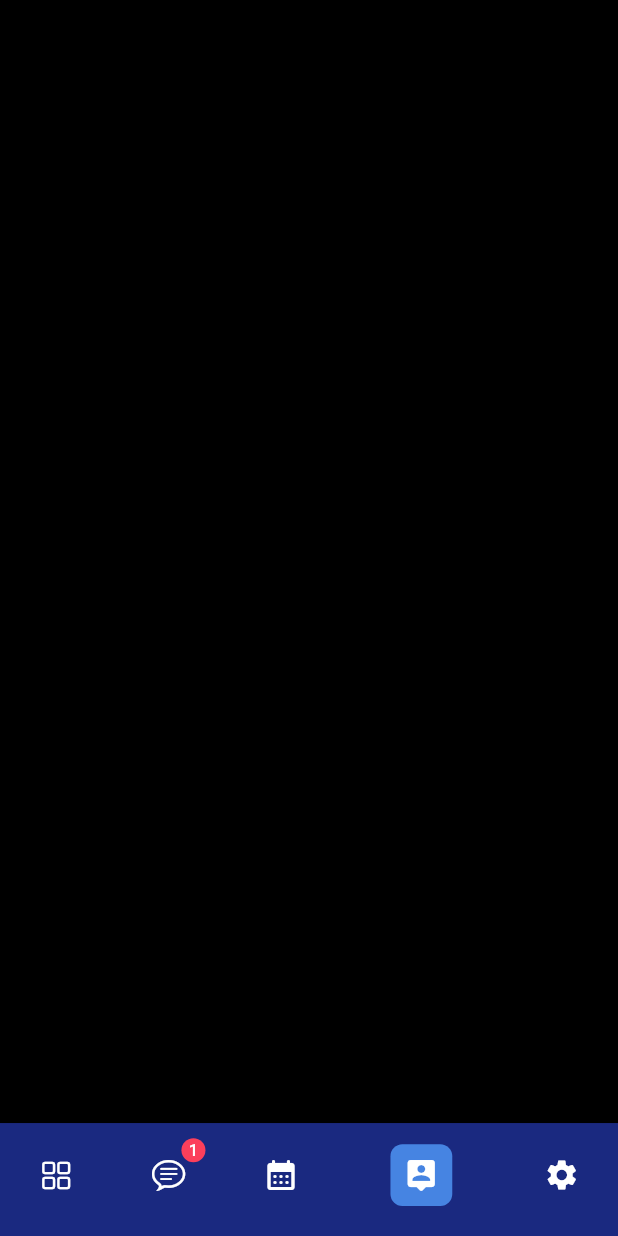
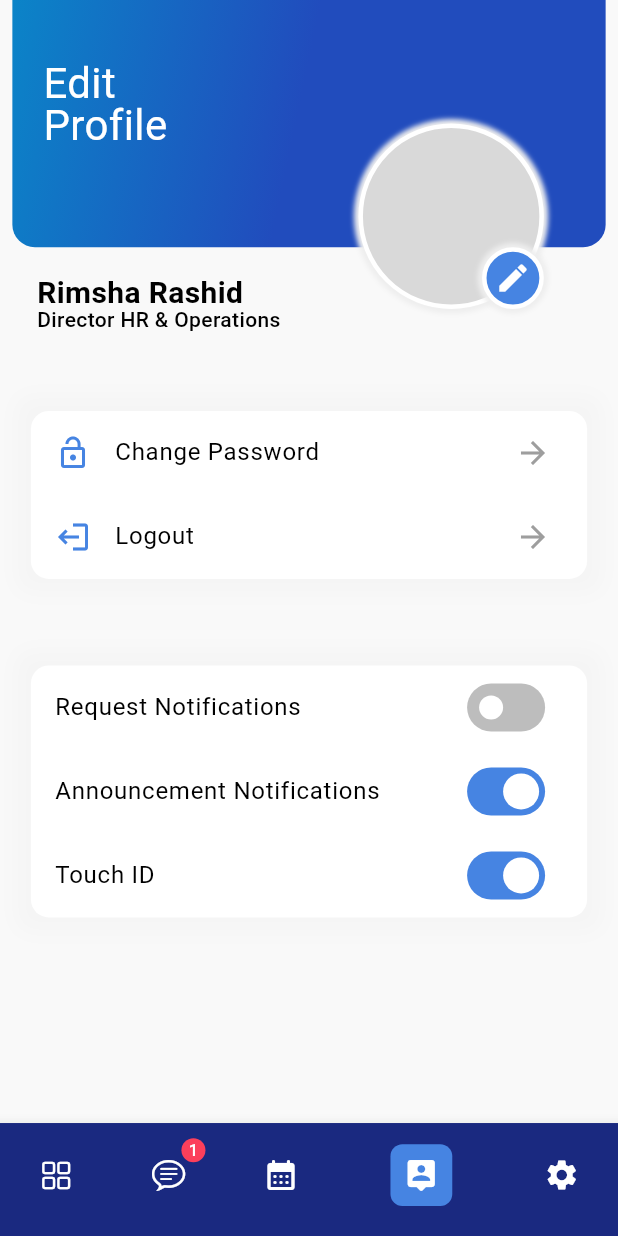
Before and after one commit to RDfahad/apphrmsnew, a Flutter app: the BottomNavigationScreen screen opened directly, item 4 of the bottom bar chosen, on a phone screen of 412 x 824 dp. Run offline on Flutter 3.47's test engine with Material 2 defaults, Android fonts, the phone set to English and light mode, and no system bars; our stand-ins replace bloc, fl_chart, flutter_bloc, get_it, hive, hive_flutter; accounts and stored records are empty.

Commit message:
Profile Screen

```diff
--- a/lib/ui/screens/bottom_navigation/screen/bottom_navigation_screen.dart
+++ b/lib/ui/screens/bottom_navigation/screen/bottom_navigation_screen.dart
@@ -6,7 +6,7 @@ import 'package:hr_emp_proj/ui/screens/dashboard/bloc/dashboard_state.dart';
 import 'package:hr_emp_proj/ui/widgets/loader_widget.dart';
 import 'package:hr_emp_proj/utils/extension_methods.dart';
 import '../../dashboard/view/leave_request.dart';
-import '/ui/screens/bottom_navigation/cubit/bottom_navigation_cubit.dart';
+import '../../profile/view/profile_screen.dart';
 import '/ui/screens/dashboard/view/dashboard_screen.dart';
 import '/ui/screens/detail/screen/detail_screen.dart';
 import '/utils/app_color.dart';
@@ -125,9 +125,7 @@ class BottomNavigationScreen extends StatelessWidget {
       case BottomNavigationTabState.detailReports:
         return DetailScreen();
       case BottomNavigationTabState.profile:
-        return Container(
-          color: Colors.black,
-        );
+        return const ProfileScreen();
         case BottomNavigationTabState.setting:
         return Container(
           color: Colors.black,
--- /dev/null
+++ b/lib/ui/screens/profile/view/profile_screen.dart
@@ -0,0 +1,227 @@
+import 'package:flutter/material.dart';
+import 'package:hr_emp_proj/utils/extension_methods.dart';
+import '../../../../utils/app_color.dart';
+
+class ProfileScreen extends StatelessWidget {
+  const ProfileScreen({super.key});
+
+  @override
+  Widget build(BuildContext context) {
+    return Scaffold(
+      backgroundColor: AppColor.appBackgroundColor,
+      body: SingleChildScrollView(
+        child: Padding(
+          padding:
+          EdgeInsets.symmetric(horizontal: context.getScreenWidth * 0.02),
+          child: Column(
+            children: [
+                SizedBox(
+                  width: context.getScreenWidth,
+                  child: Stack(
+                    // fit: StackFit.loose,
+                    clipBehavior: Clip.none,
+                    children: [
+                      Container(
+                        padding: EdgeInsets.symmetric(
+                            horizontal: context.getScreenWidth * 0.05,vertical: context.getScreenHeight * 0.05),
+                        decoration: const BoxDecoration(
+                            gradient: LinearGradient(
+                              begin: Alignment.topLeft,
+                              end: Alignment.centerRight,
+                              colors: [
+                                Color(0xFF0b84c8),
+                                Color(0xff214cbd),
+                                Color(0xff214cbd),
+                              ],
+                            ),
+                            borderRadius: BorderRadius.only(
+                              bottomLeft: Radius.circular(15),
+                              bottomRight: Radius.circular(15),
+                            )),
+                        height: context.getScreenHeight * 0.2,
+                        width: context.getScreenWidth,
+                        child: const Text(
+                          "Edit\nProfile",
+                          style: TextStyle(
+                              color: AppColor.primaryTextWhiteColor,
+                              fontSize: 28,
+                          height: 1),
+                        ),
+                      ),
+                      Positioned(
+                        top: context.getScreenHeight * 0.1,
+                        right: context.getScreenHeight * 0.05,
+                        child: Stack(
+                          clipBehavior: Clip.none,
+                          children: [
+                            Container(
+                              height: context.getScreenHeight * 0.15,
+                              width: context.getScreenHeight * 0.15,
+                              decoration: BoxDecoration(
+                                shape: BoxShape.circle,
+                                color: const Color(0xFFd9d9d9),
+                                border: Border.all(
+                                  color: AppColor.whiteColor,
+                                  width: 3,
+                                ),
+                                boxShadow: [
+                                  BoxShadow(
+                                    spreadRadius: 3,
+                                    color: Colors.grey.shade200,
+                                    blurRadius: 2,
+                                  ),
+                                ],
+                              ),
+                            ),
+                            Positioned(
+                              top: context.getScreenHeight * 0.1,
+                              left: context.getScreenHeight * 0.1,
+                              height: context.getScreenHeight * 0.05,
+                              width: context.getScreenHeight * 0.05,
+                              child: Container(
+                                decoration: BoxDecoration(
+                                  shape: BoxShape.circle,
+                                  color: AppColor.primaryColor,
+                                  border: Border.all(
+                                    color: AppColor.whiteColor,
+                                    width: 3,
+                                  ),
+                                  boxShadow: [
+                                    BoxShadow(
+                                      spreadRadius: 3,
+                                      color: Colors.grey.shade200,
+                                      blurRadius: 2,
+                                    ),
+                                  ],
+                                ),
+                                child: const Center(
+                                  child: Icon(Icons.edit,color: AppColor.whiteColor,),
+                                ),
+                              ),
+                            ),
+                          ],
+                        ),
+                      ),
+                    ],
+                  ),
+                ),
+              Padding(
+                padding: EdgeInsets.only(left: context.getScreenWidth * 0.04,top: context.getScreenHeight * 0.02),
+                child: const Column(
+                  crossAxisAlignment: CrossAxisAlignment.stretch,
+                  mainAxisAlignment: MainAxisAlignment.center,
+                  children: [
+                    Text(
+                      "Rimsha Rashid",
+                      style: TextStyle(
+                          color: AppColor.blackColor,
+                          fontSize: 20,
+                          fontWeight: FontWeight.w600),
+                    ),
+                    Text(
+                      "Director HR & Operations",
+                      style: TextStyle(
+                          color: AppColor.blackColor,
+                          fontSize: 14,
+                          height: 0.4,
+                          fontWeight: FontWeight.w500),
+                    ),
+                  ],
+                ),
+              ),
+              Container(
+                width: context.getScreenWidth * 0.9,
+                margin: EdgeInsets.only(top: context.getScreenHeight * 0.07),
+                decoration: BoxDecoration(
+                  color: AppColor.whiteColor,
+                  borderRadius: BorderRadius.circular(12),
+                  boxShadow: [
+                    BoxShadow(
+                      spreadRadius: 10,
+                      color: Colors.grey.shade100,
+                      blurRadius: 10,
+                    ),
+                  ],
+                ),
+                child: Column(
+                  children: [
+                    ListTile(
+                      title: const Text('Change Password',style: TextStyle(color: AppColor.blackColor),),
+                      trailing: Icon(Icons.arrow_forward_outlined, color: Colors.grey.shade500,),
+                      leading: const Icon(Icons.lock_open, color: AppColor.primaryColor,),
+                    ),
+                    ListTile(
+                      title: const Text('Logout',style: TextStyle(color: AppColor.blackColor),),
+                      trailing: Icon(Icons.arrow_forward_outlined, color: Colors.grey.shade500,),
+                      leading: Transform.flip(
+                          flipX: true,
+                          child: const Icon(Icons.logout, color: AppColor.primaryColor,)),
+                    ),
+                  ],
+                ),
+              ),
+              Container(
+                width: context.getScreenWidth * 0.9,
+                margin: EdgeInsets.only(top: context.getScreenHeight * 0.07),
+                decoration: BoxDecoration(
+                  color: AppColor.whiteColor,
+                  borderRadius: BorderRadius.circular(12),
+                  boxShadow: [
+                    BoxShadow(
+                      spreadRadius: 10,
+                      color: Colors.grey.shade100,
+                      blurRadius: 10,
+                    ),
+                  ],
+                ),
+                child: Column(
+                  children: [
+                    ListTile(
+                      title: const Text('Request Notifications',style: TextStyle(color: AppColor.blackColor),),
+                      trailing: Switch(
+                        activeColor: AppColor.whiteColor,
+                        focusColor: AppColor.blackColor,
+                        activeTrackColor: AppColor.primaryColor,
+                        inactiveThumbColor: AppColor.whiteColor,
+                        inactiveTrackColor: Colors.grey.shade400,
+                        value: false,
+                        trackOutlineColor: MaterialStateProperty.all<Color>(Colors.transparent),
+                        onChanged: (bool value) {  },
+                      ),
+                    ),
+                    ListTile(
+                      title: const Text('Announcement Notifications',style: TextStyle(color: AppColor.blackColor),),
+                      trailing: Switch(
+                        activeColor: AppColor.whiteColor,
+                        focusColor: AppColor.blackColor,
+                        activeTrackColor: AppColor.primaryColor,
+                        inactiveThumbColor: AppColor.whiteColor,
+                        inactiveTrackColor: Colors.grey.shade400,
+                        value: true,
+                        trackOutlineColor: MaterialStateProperty.all<Color>(Colors.transparent),
+                        onChanged: (bool value) {  },
+                      ),
+                    ),
+                    ListTile(
+                      title: const Text('Touch ID',style: TextStyle(color: AppColor.blackColor),),
+                      trailing: Switch(
+                        activeColor: AppColor.whiteColor,
+                        focusColor: AppColor.blackColor,
+                        activeTrackColor: AppColor.primaryColor,
+                        inactiveThumbColor: AppColor.whiteColor,
+                        inactiveTrackColor: Colors.grey.shade400,
+                        value: true,
+                        trackOutlineColor: MaterialStateProperty.all<Color>(Colors.transparent),
+                        onChanged: (bool value) {  },
+                      ),
+                    ),
+                  ],
+                ),
+              ),
+            ],
+          ),
+        ),
+      ),
+    );
+  }
+}
```
